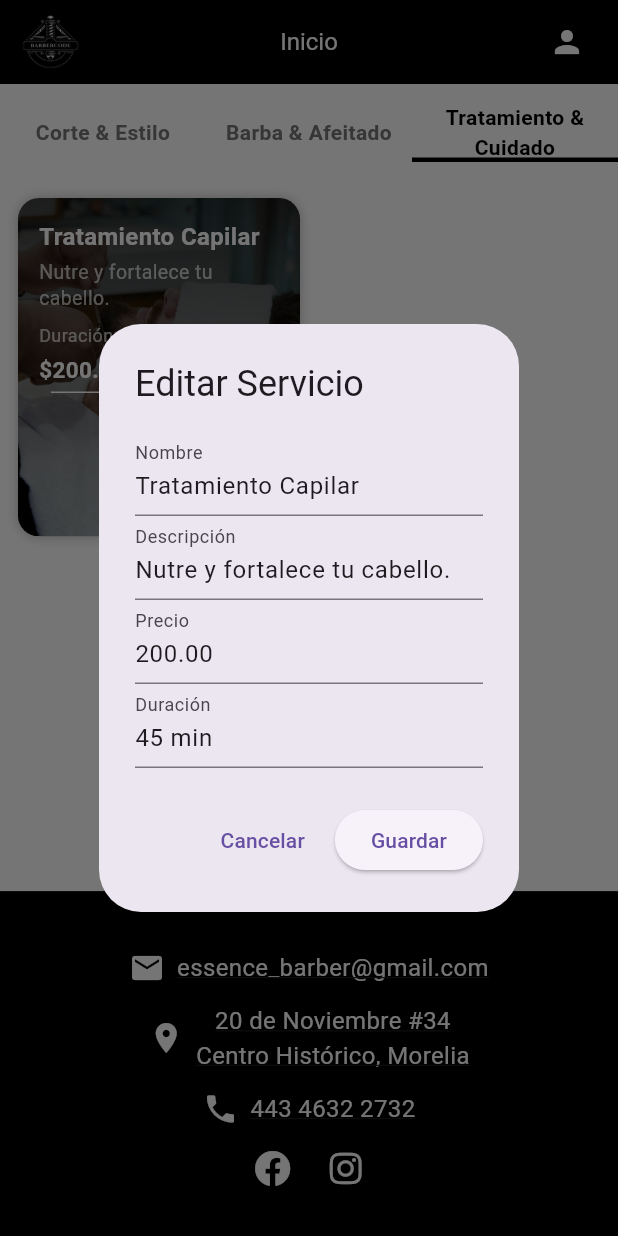
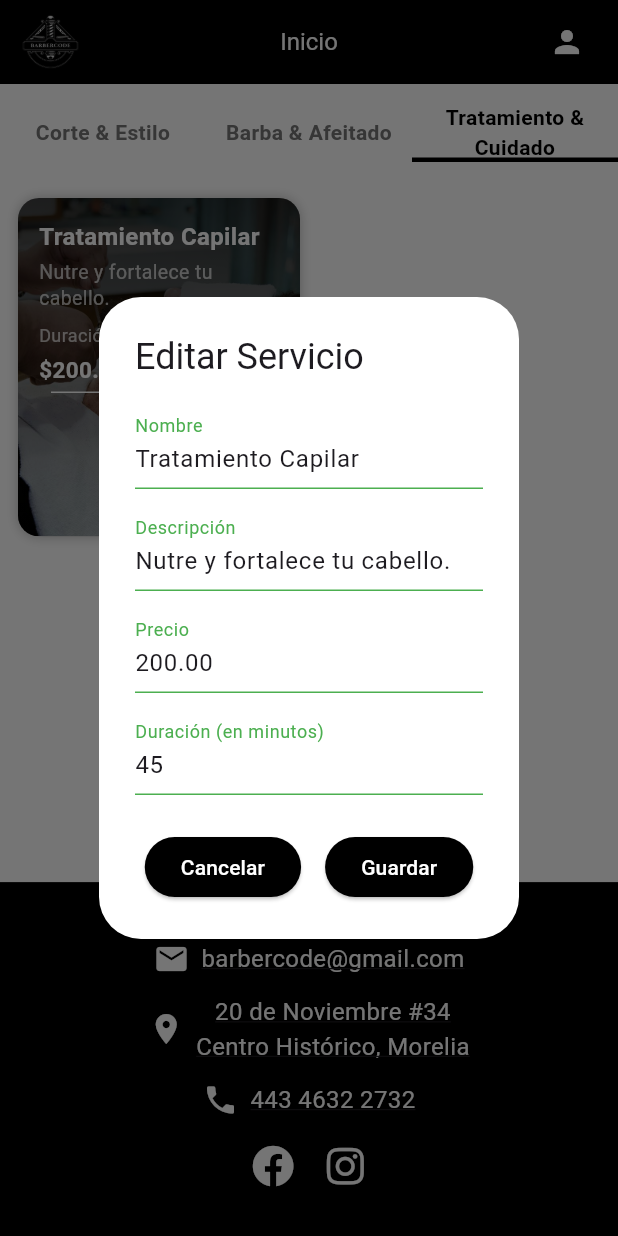
Before and after one commit to Litzy-Camacho/BarberiaFront, a Flutter app: the ServicesScreenAdmin screen opened directly, after a tap on "Barba & Afeitado", after a tap on "Tratamiento & Cuidado", after a tap on the "edit" icon, on a phone screen of 412 x 824 dp. Run offline on Flutter 3.47's test engine with Material 3 defaults, Android fonts, the phone set to English and light mode, and no system bars; our stand-ins replace animated_text_kit, confetti, font_awesome_flutter, shared_preferences, visibility_detector; accounts and stored records are empty.

Commit message:
avance12

```diff
--- a/lib/main.dart
+++ b/lib/main.dart
@@ -1,6 +1,6 @@
 import 'package:flutter/material.dart';
 import 'pages/Home/home_page.dart';
-import 'pages/Services/services_screen_admin.dart';
+import 'pages/Services/services_screen.dart';
 
 void main() {
   runApp(const MyApp());
@@ -14,7 +14,7 @@ class MyApp extends StatelessWidget {
     return MaterialApp(
       debugShowCheckedModeBanner: false, // Quita la banderita de debug
       title: 'Barbería',
-      home: ServicesScreenAdmin(), // HomePage como pantalla principal
+      home: ServicesScreen(), // HomePage como pantalla principal
     );
   }
 }
--- a/lib/pages/Components/contacto_section.dart
+++ b/lib/pages/Components/contacto_section.dart
@@ -17,8 +17,13 @@ class _ContactoSectionState extends State<ContactoSection> {
 
   @override
   Widget build(BuildContext context) {
+    final isLandscape = MediaQuery.of(context).orientation == Orientation.landscape;
     final screenWidth = MediaQuery.of(context).size.width;
     final screenHeight = MediaQuery.of(context).size.height;
+
+    final iconSize = isLandscape ? 18.0 : 24.0;
+    final textSize = isLandscape ? 13.0 : 16.0;
+    final socialIconSize = isLandscape ? 18.0 : 28.0;
 
     return Container(
       key: widget.keyContacto,
@@ -36,43 +41,99 @@ class _ContactoSectionState extends State<ContactoSection> {
           opacity: _isVisible ? 1.0 : 0.0,
           duration: const Duration(milliseconds: 800),
           curve: Curves.easeInOut,
-          child: LayoutBuilder(
-            builder: (context, constraints) {
-              return Column(
-                crossAxisAlignment: CrossAxisAlignment.center,
-                children: [
-                  Container(
+          child: Container(
             color: Colors.black,
             padding: EdgeInsets.symmetric(
               vertical: screenHeight * 0.04,
               horizontal: screenWidth * 0.05,
             ),
+            child: isLandscape
+                ? Column(
+                    children: [
+                      Row(
+                        crossAxisAlignment: CrossAxisAlignment.start,
+                        mainAxisAlignment: MainAxisAlignment.spaceEvenly,
+                        children: [
+                          // Correo
+                          Flexible(
+                            flex: 3,
+                            child: ContactInfoRow(
+                              icon: Icons.email,
+                              text: 'barbercode@gmail.com',
+                              isClickable: false,
+                              iconSize: iconSize,
+                              textSize: textSize,
+                              textAlign: TextAlign.center,
+                            ),
+                          ),
+                          // Dirección
+                          Flexible(
+                            flex: 4,
+                            child: ContactInfoRow(
+                              icon: Icons.location_on,
+                              text: '20 de Noviembre #34\nCentro Histórico, Morelia',
+                              isClickable: true,
+                              iconSize: iconSize,
+                              textSize: textSize,
+                              textAlign: TextAlign.center,
+                            ),
+                          ),
+                          // Teléfono
+                          Flexible(
+                            flex: 3,
                             child: Column(
-                      children: const [
+                              children: [
+                                ContactInfoRow(
+                                  icon: Icons.phone,
+                                  text: '443 4632 2732',
+                                  isClickable: true,
+                                  iconSize: iconSize,
+                                  textSize: textSize,
+                                  textAlign: TextAlign.center,
+                                ),
+
+                                SocialIconsRow(
+                                  iconSize: socialIconSize,
+                                  isCentered: true,
+                                ),
+                              ],
+                            ),
+                          ),
+                        ],
+                      ),
+                    ],
+                  )
+                : Column(
+                    crossAxisAlignment: CrossAxisAlignment.center,
+                    children: [
                       ContactInfoRow(
                         icon: Icons.email,
-                          text: 'essence_barber@gmail.com',
-                          isClickable: false, // No hace nada
+                        text: 'barbercode@gmail.com',
+                        isClickable: false,
+                        iconSize: iconSize,
+                        textSize: textSize,
+                        textAlign: TextAlign.center,
                       ),
                       ContactInfoRow(
                         icon: Icons.location_on,
-                          text:
-                              '20 de Noviembre #34\nCentro Histórico, Morelia',
-                          isClickable: true, // Abre Google Maps
+                        text: '20 de Noviembre #34\nCentro Histórico, Morelia',
+                        isClickable: true,
+                        iconSize: iconSize,
+                        textSize: textSize,
+                        textAlign: TextAlign.center,
                       ),
                       ContactInfoRow(
                         icon: Icons.phone,
                         text: '443 4632 2732',
                         isClickable: true,
+                        iconSize: iconSize,
+                        textSize: textSize,
+                        textAlign: TextAlign.center,
                       ),
-                        SizedBox(height: 10),
-                        SocialIconsRow(),
+                      const SizedBox(height: 12),
+                      SocialIconsRow(iconSize: socialIconSize, isCentered: true),
                     ],
                   ),
-                  ),
-                ],
-              );
-            },
           ),
         ),
       ),
@@ -84,54 +145,54 @@ class ContactInfoRow extends StatelessWidget {
   final IconData icon;
   final String text;
   final bool isClickable;
+  final double iconSize;
+  final double textSize;
+  final TextAlign textAlign;
 
   const ContactInfoRow({
     super.key,
     required this.icon,
     required this.text,
     this.isClickable = true,
+    required this.iconSize,
+    required this.textSize,
+    this.textAlign = TextAlign.center,
   });
 
   Future<void> _handleTap(String text) async {
-  if (text.contains('@')) {
-    // No hacer nada si es correo
-    return;
-  } else if (text == '443 4632 2732') {
-    // Detecta explícitamente si es el número telefónico
+    if (text.contains('@')) return;
+
+    if (text == '443 4632 2732') {
       final phone = text.replaceAll(RegExp(r'\s+'), '');
       final uri = Uri(scheme: 'tel', path: phone);
       if (await canLaunchUrl(uri)) {
         await launchUrl(uri);
       }
     } else {
-    // Cualquier otro texto lo tratamos como dirección
       final uri = Uri.parse('https://maps.app.goo.gl/Hp9RMw4Jc6jW8wCw6');
       if (await canLaunchUrl(uri)) {
         await launchUrl(uri, mode: LaunchMode.externalApplication);
-    } else {
-      debugPrint('No se pudo abrir el enlace de Google Maps.');
       }
     }
   }
 
-
   @override
   Widget build(BuildContext context) {
     final content = Container(
-      color: Colors.black,
       padding: const EdgeInsets.symmetric(vertical: 6, horizontal: 12),
       child: Row(
         mainAxisAlignment: MainAxisAlignment.center,
         children: [
-          Icon(icon, color: Colors.white),
+          Icon(icon, color: Colors.white, size: iconSize),
           const SizedBox(width: 8),
           Flexible(
             child: Text(
               text,
-              textAlign: TextAlign.center,
-              style: const TextStyle(
+              textAlign: textAlign,
+              softWrap: true,
+              style: TextStyle(
                 color: Colors.white,
-                fontSize: 16,
+                fontSize: textSize,
                 decoration: TextDecoration.underline,
               ),
             ),
@@ -147,16 +208,23 @@ class ContactInfoRow extends StatelessWidget {
 }
 
 class SocialIconsRow extends StatelessWidget {
-  const SocialIconsRow({super.key});
+  final double iconSize;
+  final bool isCentered;
+
+  const SocialIconsRow({
+    super.key,
+    this.iconSize = 28.0,
+    this.isCentered = true,
+  });
 
   @override
   Widget build(BuildContext context) {
     return Wrap(
-      alignment: WrapAlignment.center,
-      spacing: MediaQuery.of(context).size.width * 0.06,
-      children: const [
-        Icon(FontAwesomeIcons.facebook, color: Colors.white),
-        Icon(FontAwesomeIcons.instagram, color: Colors.white),
+      alignment: isCentered ? WrapAlignment.center : WrapAlignment.end,
+      spacing: 20,
+      children: [
+        Icon(FontAwesomeIcons.facebook, color: Colors.white, size: iconSize),
+        Icon(FontAwesomeIcons.instagram, color: Colors.white, size: iconSize),
       ],
     );
   }
--- a/lib/pages/Services/services_screen_admin.dart
+++ b/lib/pages/Services/services_screen_admin.dart
@@ -4,6 +4,7 @@ import '../Components/navbar_home.dart';
 import '../Home/home_page.dart';
 import '../Reservation/reservation_data.dart';
 import '../Components/contacto_section.dart';
+import 'package:flutter/services.dart';
 
 // Simulación de JSON local con campo de duración
 final List<Map<String, dynamic>> servicesJson = [
@@ -207,60 +208,237 @@ class _ServicesScreenAdminState extends State<ServicesScreenAdmin> {
     }
   }
 
+
+
 void _showEditDialog(Map<String, dynamic> service) {
   final nameController = TextEditingController(text: service['name']);
   final descriptionController = TextEditingController(text: service['description']);
   final priceController = TextEditingController(text: service['price']);
-    final durationController = TextEditingController(text: service['duration']);
+  final durationController = TextEditingController(
+    text: service['duration'].toString().replaceAll(' min', ''),
+  );
+
+  bool isValid = true;
+
+  bool isNameValid(String text) {
+    return RegExp(r'^[a-zA-Z\s]+$').hasMatch(text) && text.isNotEmpty;
+  }
+
+  bool isDescriptionValid(String text) {
+    return text.isNotEmpty;
+  }
+
+  bool isPriceValid(String text) {
+    return RegExp(r'^\d+(\.\d{0,2})?$').hasMatch(text);
+  }
+
+  bool isDurationValid(String text) {
+    return RegExp(r'^\d{2}$').hasMatch(text);
+  }
+
+  void validateForm() {
+    final name = nameController.text.trim();
+    final description = descriptionController.text.trim();
+    final price = priceController.text.trim();
+    final duration = durationController.text.trim();
+
+    final valid = isNameValid(name) &&
+        isDescriptionValid(description) &&
+        isPriceValid(price) &&
+        isDurationValid(duration);
+
+    if (valid != isValid) {
+      setState(() {
+        isValid = valid;
+      });
+    }
+  }
 
   showDialog(
     context: context,
     builder: (context) {
+      return StatefulBuilder(builder: (context, setState) {
+        final nameText = nameController.text.trim();
+        final descriptionText = descriptionController.text.trim();
+        final priceText = priceController.text.trim();
+        final durationText = durationController.text.trim();
+
+        Color nameColor() {
+          if (nameText.isEmpty) return Colors.black;
+          return isNameValid(nameText) ? Colors.green : Colors.red;
+        }
+
+        Color descriptionColor() {
+          if (descriptionText.isEmpty) return Colors.black;
+          return isDescriptionValid(descriptionText) ? Colors.green : Colors.red;
+        }
+
+        Color priceColor() {
+          if (priceText.isEmpty) return Colors.black;
+          return isPriceValid(priceText) ? Colors.green : Colors.red;
+        }
+
+        Color durationColor() {
+          if (durationText.isEmpty) return Colors.black;
+          return isDurationValid(durationText) ? Colors.green : Colors.red;
+        }
+
         return AlertDialog(
+          backgroundColor: Colors.white,
           title: const Text('Editar Servicio'),
           content: SingleChildScrollView(
             child: Column(
               mainAxisSize: MainAxisSize.min,
               children: [
+                // Nombre
                 TextField(
                   controller: nameController,
-                  decoration: const InputDecoration(labelText: 'Nombre'),
+                  cursorColor: nameColor(),
+                  onChanged: (value) {
+                    validateForm();
+                    setState(() {});
+                  },
+                  decoration: InputDecoration(
+                    labelText: 'Nombre',
+                    labelStyle: TextStyle(color: nameColor()),
+                    errorText: nameText.isNotEmpty && !isNameValid(nameText)
+                        ? 'Solo letras permitidas'
+                        : null,
+                    focusedBorder: UnderlineInputBorder(
+                      borderSide: BorderSide(color: nameColor()),
                     ),
+                    enabledBorder: UnderlineInputBorder(
+                      borderSide: BorderSide(color: nameColor()),
+                    ),
+                  ),
+                ),
+                const SizedBox(height: 12),
+                // Descripción
                 TextField(
                   controller: descriptionController,
-                  decoration: const InputDecoration(labelText: 'Descripción'),
+                  cursorColor: descriptionColor(),
+                  onChanged: (value) {
+                    validateForm();
+                    setState(() {});
+                  },
+                  decoration: InputDecoration(
+                    labelText: 'Descripción',
+                    labelStyle: TextStyle(color: descriptionColor()),
+                    errorText: descriptionText.isNotEmpty && !isDescriptionValid(descriptionText)
+                        ? 'Descripción requerida'
+                        : null,
+                    focusedBorder: UnderlineInputBorder(
+                      borderSide: BorderSide(color: descriptionColor()),
                     ),
+                    enabledBorder: UnderlineInputBorder(
+                      borderSide: BorderSide(color: descriptionColor()),
+                    ),
+                  ),
+                ),
+                const SizedBox(height: 12),
+                // Precio
                 TextField(
                   controller: priceController,
-                  keyboardType: TextInputType.number,
-                  decoration: const InputDecoration(labelText: 'Precio'),
+                  keyboardType: TextInputType.numberWithOptions(decimal: true),
+                  inputFormatters: [
+                    FilteringTextInputFormatter.allow(RegExp(r'^\d+\.?\d{0,2}')),
+                  ],
+                  cursorColor: priceColor(),
+                  onChanged: (value) {
+                    validateForm();
+                    setState(() {});
+                  },
+                  decoration: InputDecoration(
+                    labelText: 'Precio',
+                    labelStyle: TextStyle(color: priceColor()),
+                    errorText: priceText.isNotEmpty && !isPriceValid(priceText)
+                        ? 'Máximo 2 decimales permitidos'
+                        : null,
+                    focusedBorder: UnderlineInputBorder(
+                      borderSide: BorderSide(color: priceColor()),
                     ),
+                    enabledBorder: UnderlineInputBorder(
+                      borderSide: BorderSide(color: priceColor()),
+                    ),
+                  ),
+                ),
+                const SizedBox(height: 12),
+                // Duración
                 TextField(
                   controller: durationController,
-                  decoration: const InputDecoration(labelText: 'Duración'),
+                  keyboardType: TextInputType.number,
+                  maxLength: 2,
+                  inputFormatters: [
+                    FilteringTextInputFormatter.digitsOnly,
+                    LengthLimitingTextInputFormatter(2),
+                  ],
+                  cursorColor: durationColor(),
+                  onChanged: (value) {
+                    validateForm();
+                    setState(() {});
+                  },
+                  decoration: InputDecoration(
+                    labelText: 'Duración (en minutos)',
+                    counterText: "",
+                    labelStyle: TextStyle(color: durationColor()),
+                    errorText: durationText.isNotEmpty && !isDurationValid(durationText)
+                        ? 'Tiempo inválido (2 dígitos)'
+                        : null,
+                    focusedBorder: UnderlineInputBorder(
+                      borderSide: BorderSide(color: durationColor()),
+                    ),
+                    enabledBorder: UnderlineInputBorder(
+                      borderSide: BorderSide(color: durationColor()),
+                    ),
+                  ),
                 ),
               ],
             ),
           ),
           actions: [
-            TextButton(
-              onPressed: () => Navigator.pop(context),
-              child: const Text('Cancelar'),
+            Row(
+              mainAxisAlignment: MainAxisAlignment.center,
+              children: [
+                ElevatedButton(
+                  style: ElevatedButton.styleFrom(backgroundColor: Colors.black),
+                  onPressed: () => Navigator.of(context).pop(),
+                  child: const Text('Cancelar', style: TextStyle(color: Colors.white)),
                 ),
+                const SizedBox(width: 16),
                 ElevatedButton(
-              onPressed: () {
+                  style: ElevatedButton.styleFrom(backgroundColor: Colors.black),
+                  onPressed: isValid
+                      ? () {
+                          final durationValue = durationController.text.trim();
+                          final durationFinal = durationValue.endsWith('min')
+                              ? durationValue
+                              : '$durationValue min';
+
                           setState(() {
-                  service['name'] = nameController.text;
-                  service['description'] = descriptionController.text;
-                  service['price'] = priceController.text;
-                  service['duration'] = durationController.text;
+                            service['name'] = nameController.text.trim();
+                            service['description'] = descriptionController.text.trim();
+                            service['price'] = priceController.text.trim();
+                            service['duration'] = durationFinal;
                           });
-                Navigator.pop(context);
-              },
-              child: const Text('Guardar'),
+
+                          Navigator.of(context).pop();
+
+                          ScaffoldMessenger.of(context).showSnackBar(
+                            const SnackBar(
+                              content: Text('Servicio actualizado'),
+                              backgroundColor: Colors.green,
+                              duration: Duration(seconds: 2),
+                            ),
+                          );
+                        }
+                      : null,
+                  child: const Text('Guardar', style: TextStyle(color: Colors.white)),
+                ),
+              ],
             ),
           ],
         );
+      });
     },
   );
 }
@@ -270,21 +448,49 @@ class _ServicesScreenAdminState extends State<ServicesScreenAdmin> {
     context: context,
     builder: (context) {
       return AlertDialog(
+        backgroundColor: Colors.white, // Fondo blanco del cuadro de diálogo
         title: const Text('Confirmar eliminación'),
         content: Text('¿Estás seguro de que deseas eliminar el servicio "${service['name']}"?'),
         actions: [
-            TextButton(
+          Row(
+            mainAxisAlignment: MainAxisAlignment.center,
+            children: [
+              ElevatedButton(
+                style: ElevatedButton.styleFrom(
+                  backgroundColor: Colors.black,
+                ),
                 onPressed: () => Navigator.pop(context),
-              child: const Text('Cancelar'),
+                child: const Text(
+                  'Cancelar',
+                  style: TextStyle(color: Colors.white),
                 ),
+              ),
+              const SizedBox(width: 16),
               ElevatedButton(
+                style: ElevatedButton.styleFrom(
+                  backgroundColor: Colors.black,
+                ),
                 onPressed: () {
                   setState(() {
                     servicesJson.remove(service);
                   });
                   Navigator.pop(context);
+
+                  // Mostrar SnackBar
+                  ScaffoldMessenger.of(context).showSnackBar(
+                    const SnackBar(
+                      content: Text('Servicio eliminado'),
+                      backgroundColor: Colors.green,
+                      duration: Duration(seconds: 2),
+                    ),
+                  );
                 },
-              child: const Text('Eliminar'),
+                child: const Text(
+                  'Aceptar',
+                  style: TextStyle(color: Colors.white),
+                ),
+              ),
+            ],
           ),
         ],
       );
```
Also changed, not shown: lib/pages/Administrator/admin_profile.dart (+21 -13 lines). Lines whose indentation alone changed are shown as unchanged.
